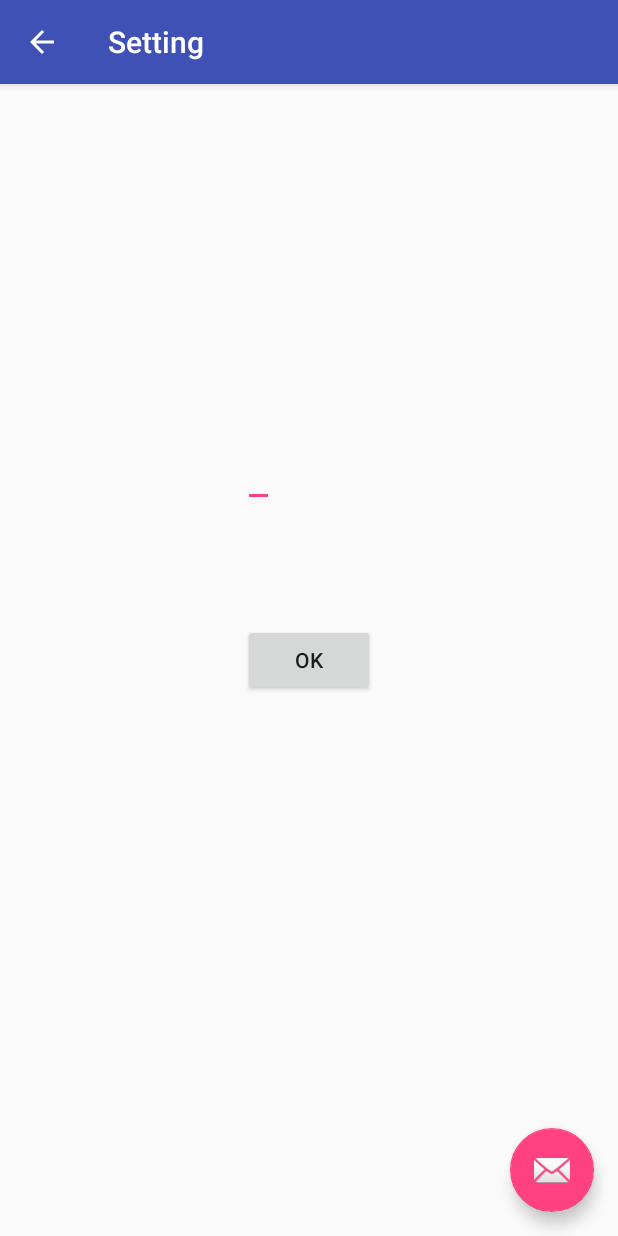
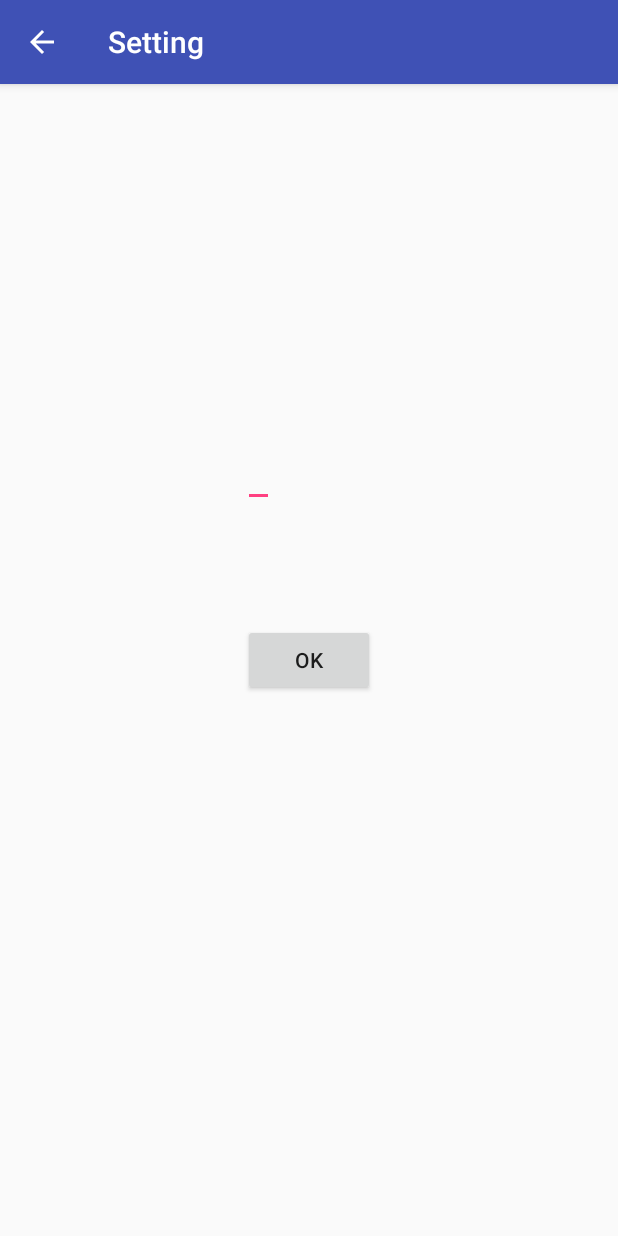
Before and after one commit to ArendJan/Projects, an Android app: the screen it shows after launch (Setting), on a phone screen of 412 x 824 dp. Run offline under Robolectric (Android 15) with nearby library versions, the phone set to English and light mode, and no system bars.

Commit message:
final update android app
really easy, now the also small part, the android code.

```diff
--- a/ArduinoWiFi/app/src/main/AndroidManifest.xml
+++ b/ArduinoWiFi/app/src/main/AndroidManifest.xml
@@ -1,7 +1,7 @@
 <?xml version="1.0" encoding="utf-8"?>
 <manifest xmlns:android="http://schemas.android.com/apk/res/android"
     package="tk.arendjan.arduinowifi">
-
+<uses-permission android:name="android.permission.INTERNET"/>
     <application
         android:allowBackup="true"
         android:icon="@mipmap/ic_launcher"
--- a/ArduinoWiFi/app/src/main/java/tk/arendjan/arduinowifi/MainActivity.java
+++ b/ArduinoWiFi/app/src/main/java/tk/arendjan/arduinowifi/MainActivity.java
@@ -31,14 +31,7 @@ public class MainActivity extends AppCompatActivity {
         Toolbar toolbar = (Toolbar) findViewById(R.id.toolbar);
         setSupportActionBar(toolbar);
 
-        FloatingActionButton fab = (FloatingActionButton) findViewById(R.id.fab);
-        fab.setOnClickListener(new View.OnClickListener() {
-            @Override
-            public void onClick(View view) {
-                Snackbar.make(view, "Replace with your own action", Snackbar.LENGTH_LONG)
-                        .setAction("Action", null).show();
-            }
-        });
+
         //This gets the saved IP address, and puts it in the variable, if not set, then it starts the Setting activity.
         SharedPreferences preferences = PreferenceManager.getDefaultSharedPreferences(this);
         ip = preferences.getString("IP", "NONE");
@@ -91,6 +84,8 @@ public class MainActivity extends AppCompatActivity {
 
         //noinspection SimplifiableIfStatement
         if (id == R.id.action_settings) {
+            Intent intent = new Intent(this, Setting.class);
+            startActivity(intent);
             return true;
         }
 
--- a/ArduinoWiFi/app/src/main/java/tk/arendjan/arduinowifi/Setting.java
+++ b/ArduinoWiFi/app/src/main/java/tk/arendjan/arduinowifi/Setting.java
@@ -29,14 +29,6 @@ public class Setting extends AppCompatActivity {
         Toolbar toolbar = (Toolbar) findViewById(R.id.toolbar);
         setSupportActionBar(toolbar);
 
-        FloatingActionButton fab = (FloatingActionButton) findViewById(R.id.fab);
-        fab.setOnClickListener(new View.OnClickListener() {
-            @Override
-            public void onClick(View view) {
-                Snackbar.make(view, "Replace with your own action", Snackbar.LENGTH_LONG)
-                        .setAction("Action", null).show();
-            }
-        });
         getSupportActionBar().setDisplayHomeAsUpEnabled(true);
         final TextView input = (TextView) findViewById(R.id.ipTF);
         SharedPreferences preferences = PreferenceManager.getDefaultSharedPreferences(this);
--- a/ArduinoWiFi/app/src/main/res/layout/activity_setting.xml
+++ b/ArduinoWiFi/app/src/main/res/layout/activity_setting.xml
@@ -23,12 +23,4 @@
 
     <include layout="@layout/content_setting" />
 
-    <android.support.design.widget.FloatingActionButton
-        android:id="@+id/fab"
-        android:layout_width="wrap_content"
-        android:layout_height="wrap_content"
-        android:layout_gravity="bottom|end"
-        android:layout_margin="@dimen/fab_margin"
-        android:src="@android:drawable/ic_dialog_email" />
-
 </android.support.design.widget.CoordinatorLayout>
```
Also changed, not shown: ArduinoWiFi/app/src/main/res/layout/activity_main.xml (+0 -8 lines), 1 other file.
